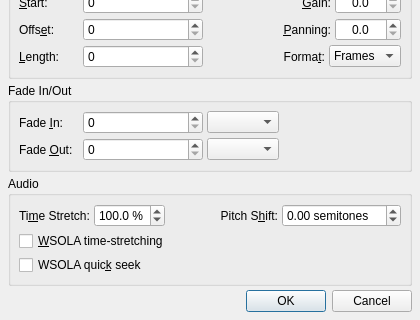
rncbc/qtractor, file src/qtractorClipForm.ui: the form before one commit; both pictures show x 0 to 420 and y 220 to 540 of the 420 by 540 pixel window.
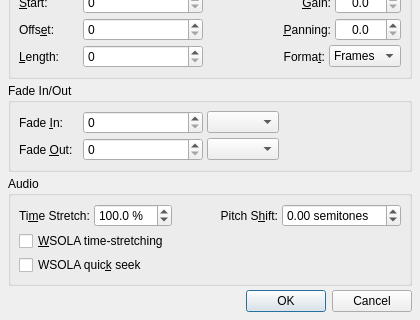
The form after the commit. Icons and pictures are not drawn. Custom widgets are drawn as their Qt base class.

Patch:
```diff
--- a/src/qtractorClipForm.ui
+++ b/src/qtractorClipForm.ui
@@ -514,7 +514,7 @@
          <double>1.0</double>
         </property>
         <property name="maximum">
-         <double>400.0</double>
+         <double>1000.0</double>
         </property>
         <property name="singleStep">
          <double>0.1</double>
```
Left out of the diff: 4 changed lines with no effect on the pictures.
